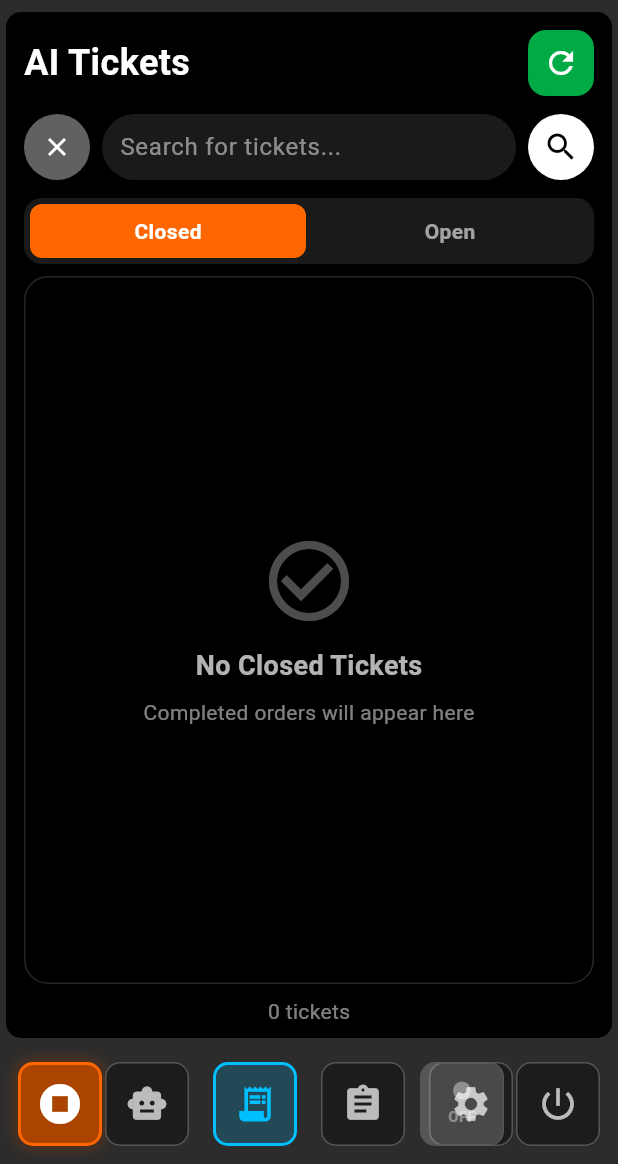
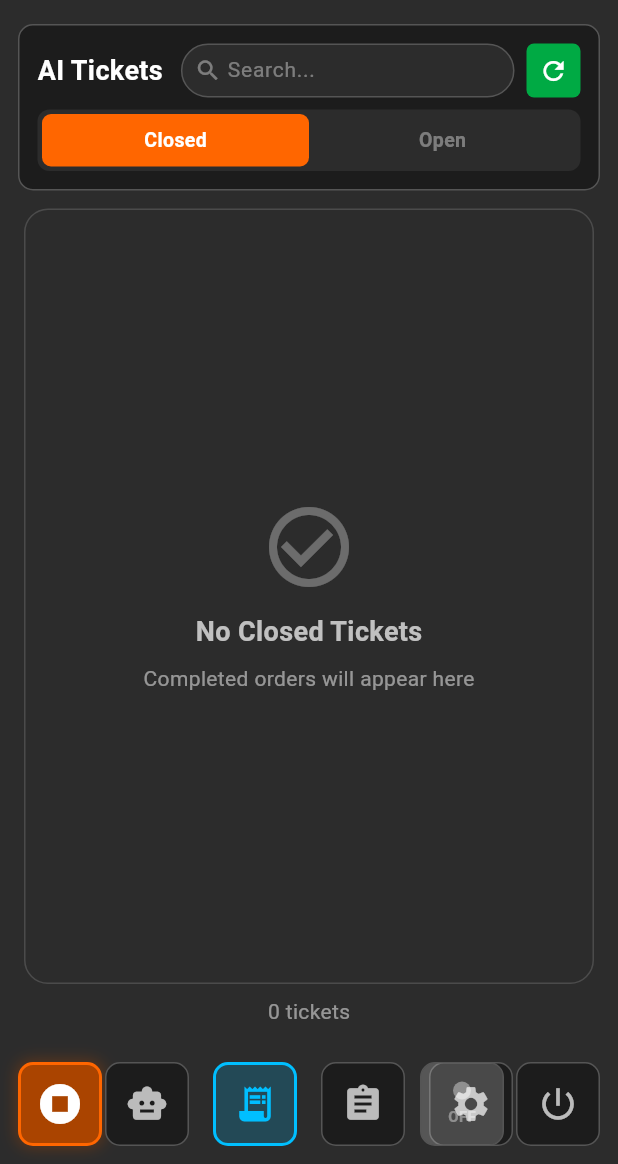
Before and after one commit to DreamCloudClub/millie_ai, a Flutter app: the screen it shows after launch, item 3 of the bottom bar chosen, after a tap on the "refresh" icon, after a tap on "Closed", on a phone screen of 412 x 824 dp, the part 72-1236 px from its top. Run offline on Flutter 3.47's test engine with Material 3 defaults, Android fonts, the phone set to English and light mode, and no system bars; our stand-ins replace flutter_dotenv, just_audio, shelf, wakelock_plus; missing offline and left inert: flutter_webrtc, porcupine_flutter, record, screen_brightness; network calls fail.

Commit message:
Consolidate Tickets top bar into dashboard-style container
- Grey container with border (matches dashboard style)
- Contains: Title, Search field, Refresh button, Closed/Open toggle
- Changed background from black to AppColors.background

```diff
--- a/lib/pages/tickets_page.dart
+++ b/lib/pages/tickets_page.dart
@@ -810,121 +810,162 @@ class TicketsPageState extends State<TicketsPage> with AutomaticKeepAliveClientM
     super.build(context);
 
     return Scaffold(
-      backgroundColor: Colors.black,
+      backgroundColor: AppColors.background,
       body: SafeArea(
         child: Column(
           children: [
-            // Top bar
-            Padding(
+            // Consolidated top bar (dashboard style)
+            Container(
+              margin: const EdgeInsets.all(AppSpacing.sm),
               padding: const EdgeInsets.all(AppSpacing.md),
-              child: Row(
+              decoration: BoxDecoration(
+                color: AppColors.surface,
+                borderRadius: BorderRadius.circular(AppRadius.medium),
+                border: Border.all(color: AppColors.border),
+              ),
+              child: Column(
                 children: [
-                  // Title (left-aligned)
+                  // Row 1: Title + Search + Refresh
+                  Row(
+                    children: [
+                      // Title
                       const Text(
                         'AI Tickets',
                         style: TextStyle(
-                      fontSize: 24,
+                          fontSize: 18,
                           fontWeight: FontWeight.bold,
                           color: Colors.white,
                         ),
                       ),
-                  const Spacer(),
-                  // Daily refresh button (green) - clears all tickets
+                      const SizedBox(width: AppSpacing.md),
+                      // Search field
+                      Expanded(
+                        child: Container(
+                          height: 36,
+                          decoration: BoxDecoration(
+                            color: AppColors.background,
+                            borderRadius: BorderRadius.circular(18),
+                            border: Border.all(color: AppColors.border),
+                          ),
+                          child: Row(
+                            children: [
+                              const SizedBox(width: AppSpacing.sm),
+                              Icon(Icons.search, color: AppColors.textMuted, size: 18),
+                              const SizedBox(width: AppSpacing.xs),
+                              Expanded(
+                                child: TextField(
+                                  controller: _searchController,
+                                  focusNode: _searchFocusNode,
+                                  style: const TextStyle(color: Colors.white, fontSize: 14),
+                                  decoration: InputDecoration(
+                                    hintText: 'Search...',
+                                    hintStyle: TextStyle(color: AppColors.textMuted),
+                                    border: InputBorder.none,
+                                    isCollapsed: true,
+                                    contentPadding: EdgeInsets.zero,
+                                  ),
+                                ),
+                              ),
+                              if (_searchQuery.isNotEmpty)
+                                GestureDetector(
+                                  onTap: _clearSearch,
+                                  child: Padding(
+                                    padding: const EdgeInsets.symmetric(horizontal: AppSpacing.xs),
+                                    child: Icon(Icons.close, color: AppColors.textMuted, size: 18),
+                                  ),
+                                ),
+                              const SizedBox(width: AppSpacing.sm),
+                            ],
+                          ),
+                        ),
+                      ),
+                      const SizedBox(width: AppSpacing.sm),
+                      // Refresh button
                       GestureDetector(
                         onTap: clearAllTickets,
                         child: Container(
-                        width: 44,
-                        height: 44,
+                          padding: const EdgeInsets.all(8),
                           decoration: BoxDecoration(
                             color: AppColors.success,
-                          borderRadius: BorderRadius.circular(12),
+                            borderRadius: BorderRadius.circular(AppRadius.small),
                           ),
-                        child: const Icon(
-                          Icons.refresh,
-                          color: Colors.white,
-                          size: 24,
+                          child: const Icon(Icons.refresh, color: Colors.white, size: 20),
+                        ),
+                      ),
+                    ],
+                  ),
+                  const SizedBox(height: AppSpacing.sm),
+                  // Row 2: Filter toggle (Closed / Open)
+                  Container(
+                    padding: const EdgeInsets.all(3),
+                    decoration: BoxDecoration(
+                      color: AppColors.background,
+                      borderRadius: BorderRadius.circular(8),
+                    ),
+                    child: Row(
+                      children: [
+                        // Closed
+                        Expanded(
+                          child: GestureDetector(
+                            onTap: () => setState(() => _filter = TicketFilter.closed),
+                            child: Container(
+                              padding: const EdgeInsets.symmetric(vertical: 8),
+                              decoration: BoxDecoration(
+                                color: _filter == TicketFilter.closed
+                                    ? AppColors.dangerBright
+                                    : Colors.transparent,
+                                borderRadius: BorderRadius.circular(6),
+                              ),
+                              child: Center(
+                                child: Text(
+                                  'Closed',
+                                  style: TextStyle(
+                                    color: _filter == TicketFilter.closed
+                                        ? Colors.white
+                                        : AppColors.textMuted,
+                                    fontWeight: FontWeight.w600,
+                                    fontSize: 13,
+                                  ),
+                                ),
+                              ),
+                            ),
+                          ),
+                        ),
+                        // Open
+                        Expanded(
+                          child: GestureDetector(
+                            onTap: () => setState(() => _filter = TicketFilter.open),
+                            child: Container(
+                              padding: const EdgeInsets.symmetric(vertical: 8),
+                              decoration: BoxDecoration(
+                                color: _filter == TicketFilter.open
+                                    ? AppColors.accent
+                                    : Colors.transparent,
+                                borderRadius: BorderRadius.circular(6),
+                              ),
+                              child: Center(
+                                child: Text(
+                                  'Open',
+                                  style: TextStyle(
+                                    color: _filter == TicketFilter.open
+                                        ? Colors.white
+                                        : AppColors.textMuted,
+                                    fontWeight: FontWeight.w600,
+                                    fontSize: 13,
+                                  ),
+                                ),
+                              ),
                             ),
                           ),
                         ),
                       ],
                     ),
                   ),
-
-            // Search bar
-            Padding(
-              padding: const EdgeInsets.symmetric(horizontal: AppSpacing.md),
-              child: SizedBox(
-                height: 44,
-                child: Row(
-                  children: [
-                    // Clear button
-                    GestureDetector(
-                      onTap: _clearSearch,
-                      child: Container(
-                        width: 44,
-                        height: 44,
-                        decoration: BoxDecoration(
-                          color: Colors.grey.shade700,
-                          shape: BoxShape.circle,
-                        ),
-                        child: const Icon(
-                          Icons.close,
-                          color: Colors.white,
-                          size: 20,
-                        ),
-                      ),
-                    ),
-                    const SizedBox(width: AppSpacing.sm),
-                    // Search field
-                    Expanded(
-                      child: Container(
-                        height: 44,
-                        decoration: BoxDecoration(
-                          color: Colors.white.withOpacity(0.1),
-                          borderRadius: BorderRadius.circular(22),
-                        ),
-                        child: Center(
-                        child: TextField(
-                          controller: _searchController,
-                          focusNode: _searchFocusNode,
-                          textAlignVertical: TextAlignVertical.center,
-                          style: const TextStyle(color: Colors.white, fontSize: 16),
-                          decoration: InputDecoration(
-                            hintText: 'Search for tickets...',
-                            hintStyle: TextStyle(color: Colors.white.withOpacity(0.5)),
-                            border: InputBorder.none,
-                              isCollapsed: true,
-                            contentPadding: const EdgeInsets.symmetric(horizontal: AppSpacing.md),
-                            ),
-                          ),
-                        ),
-                      ),
-                    ),
-                    const SizedBox(width: AppSpacing.sm),
-                    // Search icon
-                    Container(
-                      width: 44,
-                      height: 44,
-                      decoration: const BoxDecoration(
-                        color: Colors.white,
-                        shape: BoxShape.circle,
-                      ),
-                      child: const Icon(
-                        Icons.search,
-                        color: Colors.black,
-                        size: 24,
-                      ),
-                    ),
                 ],
               ),
             ),
-            ),
-            const SizedBox(height: AppSpacing.md),
 
-            // Open/Closed filter toggle
-            _buildFilterToggle(),
-
-            const SizedBox(height: AppSpacing.sm),
+            const SizedBox(height: AppSpacing.xs),
 
             // Tickets list in bordered container
             Expanded(
```
Lines whose indentation alone changed are shown as unchanged.
